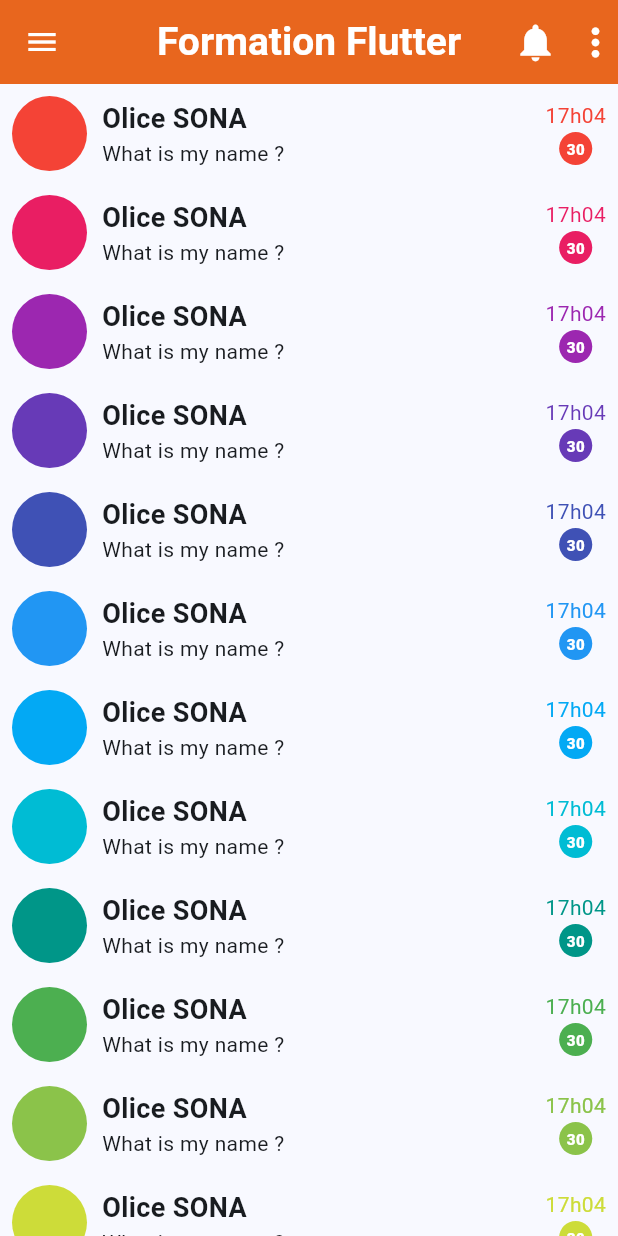
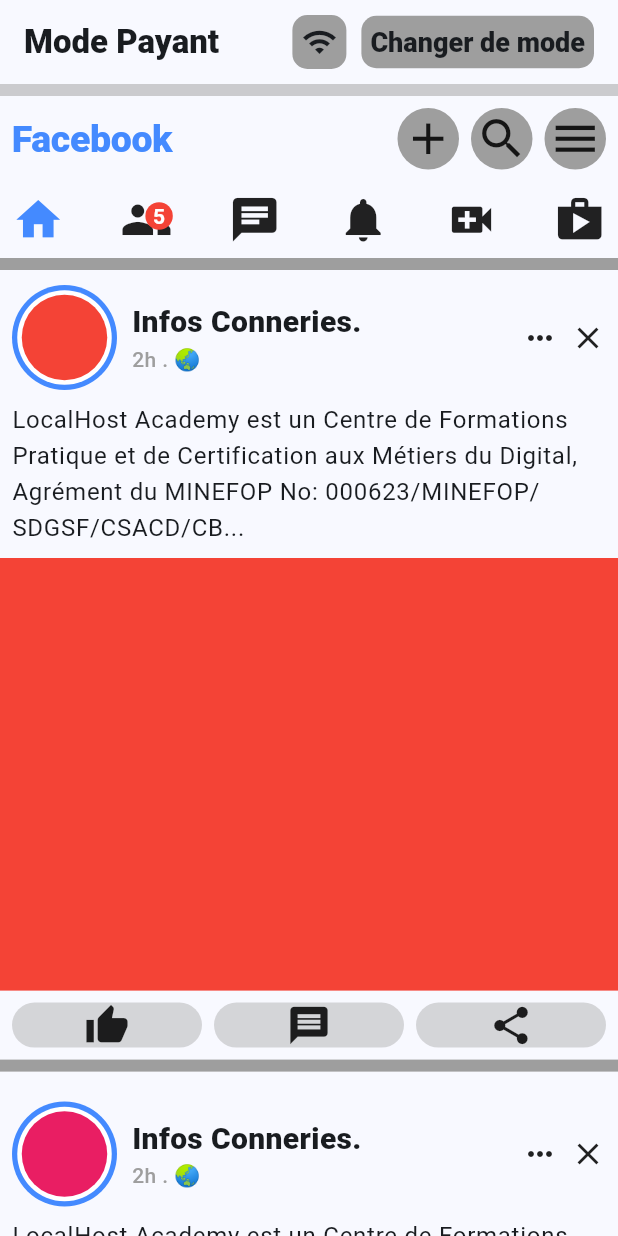
Before and after one commit to Brughth/formation-flutter-lha-07-24, a Flutter app: the screen it shows after launch, on a phone screen of 412 x 824 dp. Run offline on Flutter 3.47's test engine with Material 3 defaults, Android fonts, the phone set to English and light mode, and no system bars.

Commit message:
facebook

```diff
--- /dev/null
+++ b/lib/facebook_screen.dart
@@ -0,0 +1,321 @@
+import 'package:flutter/material.dart';
+import 'package:flutter/widgets.dart';
+
+class FacebookScreen extends StatelessWidget {
+  const FacebookScreen({super.key});
+
+  @override
+  Widget build(BuildContext context) {
+    return Scaffold(
+      appBar: AppBar(
+        title: Row(
+          mainAxisAlignment: MainAxisAlignment.spaceBetween,
+          children: [
+            const Text(
+              "Mode Payant",
+              style: TextStyle(
+                fontWeight: FontWeight.w900,
+              ),
+            ),
+            Row(
+              children: [
+                Container(
+                  decoration: BoxDecoration(
+                    color: Colors.grey,
+                    borderRadius: BorderRadius.circular(10),
+                  ),
+                  padding: const EdgeInsets.all(6),
+                  child: const Icon(Icons.wifi),
+                ),
+                const SizedBox(width: 10),
+                Container(
+                  decoration: BoxDecoration(
+                    color: Colors.grey,
+                    borderRadius: BorderRadius.circular(10),
+                  ),
+                  padding: const EdgeInsets.all(6),
+                  child: const Text(
+                    "Changer de mode",
+                    style: TextStyle(
+                      fontWeight: FontWeight.w900,
+                      fontSize: 18,
+                    ),
+                  ),
+                )
+              ],
+            ),
+          ],
+        ),
+      ),
+      body: Column(
+        children: [
+          Container(
+            width: MediaQuery.of(context).size.width,
+            height: 8,
+            color: Colors.grey.withOpacity(.5),
+          ),
+          Padding(
+            padding: const EdgeInsets.all(8.0),
+            child: Row(
+              children: [
+                Text(
+                  "Facebook",
+                  style: Theme.of(context).textTheme.displayLarge?.copyWith(
+                        fontWeight: FontWeight.w900,
+                        fontSize: 25,
+                        color: Colors.blueAccent,
+                      ),
+                ),
+                const Spacer(),
+                Container(
+                  decoration: const BoxDecoration(
+                    shape: BoxShape.circle,
+                    color: Colors.grey,
+                  ),
+                  padding: const EdgeInsets.all(3),
+                  child: const Icon(
+                    Icons.add,
+                    size: 35,
+                  ),
+                ),
+                const SizedBox(width: 8),
+                Container(
+                  decoration: const BoxDecoration(
+                    shape: BoxShape.circle,
+                    color: Colors.grey,
+                  ),
+                  padding: const EdgeInsets.all(3),
+                  child: const Icon(
+                    Icons.search,
+                    size: 35,
+                  ),
+                ),
+                const SizedBox(width: 8),
+                Container(
+                  decoration: const BoxDecoration(
+                    shape: BoxShape.circle,
+                    color: Colors.grey,
+                  ),
+                  padding: const EdgeInsets.all(3),
+                  child: const Icon(
+                    Icons.menu,
+                    size: 35,
+                  ),
+                )
+              ],
+            ),
+          ),
+          Padding(
+            padding: const EdgeInsets.all(8.0),
+            child: Row(
+              mainAxisAlignment: MainAxisAlignment.spaceBetween,
+              children: [
+                const Icon(
+                  Icons.home,
+                  color: Colors.blueAccent,
+                  size: 35,
+                ),
+                Stack(
+                  children: [
+                    const Icon(
+                      Icons.people,
+                      size: 35,
+                    ),
+                    Positioned(
+                      right: 0,
+                      top: 0,
+                      child: Container(
+                        decoration: const BoxDecoration(
+                          color: Colors.red,
+                          shape: BoxShape.circle,
+                        ),
+                        padding: const EdgeInsets.all(5),
+                        child: const Text(
+                          "5",
+                          style: TextStyle(
+                            color: Colors.white,
+                            fontWeight: FontWeight.w700,
+                          ),
+                        ),
+                      ),
+                    )
+                  ],
+                ),
+                const Icon(
+                  Icons.chat,
+                  size: 35,
+                ),
+                const Icon(
+                  Icons.notifications,
+                  size: 35,
+                ),
+                const Icon(
+                  Icons.video_call,
+                  size: 35,
+                ),
+                const Icon(
+                  Icons.shop,
+                  size: 35,
+                ),
+              ],
+            ),
+          ),
+          Container(
+            width: MediaQuery.of(context).size.width,
+            height: 8,
+            color: Colors.grey,
+          ),
+          Expanded(
+            child: ListView(
+              children: List.generate(16, (i) {
+                return Column(
+                  children: [
+                    const SizedBox(height: 10),
+                    Padding(
+                      padding: const EdgeInsets.symmetric(
+                        horizontal: 8,
+                      ),
+                      child: Row(
+                        children: [
+                          Stack(
+                            alignment: Alignment.center,
+                            children: [
+                              Container(
+                                height: 70,
+                                width: 70,
+                                decoration: const BoxDecoration(
+                                  shape: BoxShape.circle,
+                                  color: Colors.blueAccent,
+                                ),
+                              ),
+                              Container(
+                                height: 63,
+                                width: 63,
+                                decoration: const BoxDecoration(
+                                  shape: BoxShape.circle,
+                                  color: Colors.white,
+                                ),
+                              ),
+                              Container(
+                                height: 57,
+                                width: 57,
+                                decoration: BoxDecoration(
+                                  shape: BoxShape.circle,
+                                  color: Colors.primaries[i],
+                                ),
+                              )
+                            ],
+                          ),
+                          const SizedBox(width: 10),
+                          const Expanded(
+                            child: Column(
+                              crossAxisAlignment: CrossAxisAlignment.start,
+                              children: [
+                                Text(
+                                  "Infos Conneries.",
+                                  style: TextStyle(
+                                    fontWeight: FontWeight.w900,
+                                    fontSize: 20,
+                                  ),
+                                ),
+                                Text(
+                                  "2h . 🌏",
+                                  style: TextStyle(
+                                    fontWeight: FontWeight.w500,
+                                    color: Colors.grey,
+                                  ),
+                                ),
+                              ],
+                            ),
+                          ),
+                          const Icon(
+                            Icons.more_horiz,
+                          ),
+                          const SizedBox(width: 8),
+                          const Icon(
+                            Icons.close,
+                          ),
+                        ],
+                      ),
+                    ),
+                    const SizedBox(height: 8),
+                    Padding(
+                      padding: const EdgeInsets.symmetric(
+                        horizontal: 8,
+                      ),
+                      child: Text(
+                        "LocalHost Academy est un Centre de Formations Pratique et de Certification aux Métiers du Digital, Agrément du MINEFOP No: 000623/MINEFOP/SDGSF/CSACD/CB...",
+                        style: Theme.of(context).textTheme.bodyLarge,
+                      ),
+                    ),
+                    const SizedBox(height: 8),
+                    Container(
+                      color: Colors.primaries[i],
+                      width: double.infinity,
+                      height: MediaQuery.of(context).size.height * 0.35,
+                    ),
+                    const SizedBox(height: 8),
+                    Padding(
+                      padding: const EdgeInsets.symmetric(
+                        horizontal: 8,
+                      ),
+                      child: Row(
+                        children: [
+                          Expanded(
+                            child: Container(
+                              decoration: BoxDecoration(
+                                borderRadius: BorderRadius.circular(30),
+                                color: Colors.grey.withOpacity(.4),
+                              ),
+                              child: const Icon(
+                                Icons.thumb_up,
+                                size: 30,
+                              ),
+                            ),
+                          ),
+                          const SizedBox(width: 8),
+                          Expanded(
+                            child: Container(
+                              decoration: BoxDecoration(
+                                borderRadius: BorderRadius.circular(30),
+                                color: Colors.grey.withOpacity(.4),
+                              ),
+                              child: const Icon(
+                                Icons.message,
+                                size: 30,
+                              ),
+                            ),
+                          ),
+                          const SizedBox(width: 8),
+                          Expanded(
+                            child: Container(
+                              decoration: BoxDecoration(
+                                borderRadius: BorderRadius.circular(30),
+                                color: Colors.grey.withOpacity(.4),
+                              ),
+                              child: const Icon(
+                                Icons.share,
+                                size: 30,
+                              ),
+                            ),
+                          )
+                        ],
+                      ),
+                    ),
+                    const SizedBox(height: 8),
+                    Container(
+                      width: MediaQuery.of(context).size.width,
+                      height: 8,
+                      color: Colors.grey,
+                    ),
+                    const SizedBox(height: 10),
+                  ],
+                );
+              }),
+            ),
+          )
+        ],
+      ),
+    );
+  }
+}
--- a/lib/main.dart
+++ b/lib/main.dart
@@ -1,4 +1,5 @@
 import 'package:flutter/material.dart';
+import 'package:flutter_application_2/facebook_screen.dart';
 import 'package:flutter_application_2/home_screen.dart';
 
 void main() {
@@ -27,7 +28,7 @@ class MyApp extends StatelessWidget {
         ),
       ),
       themeMode: ThemeMode.light,
-      home: HomeScreen(),
+      home: const FacebookScreen(),
     );
   }
 }
```
